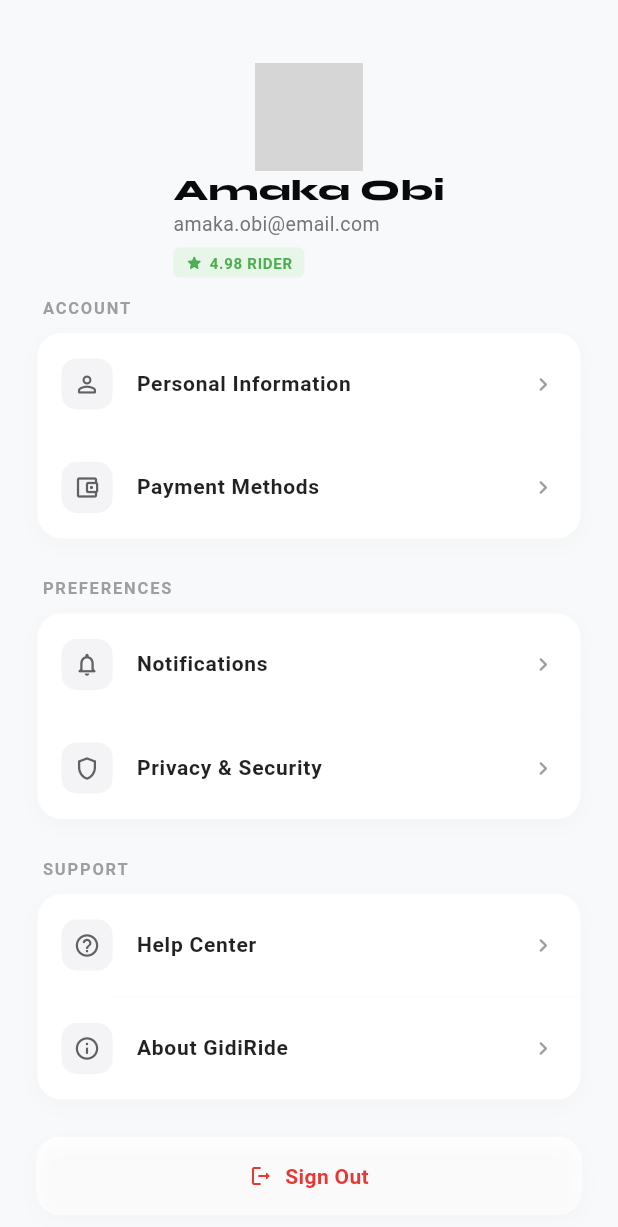
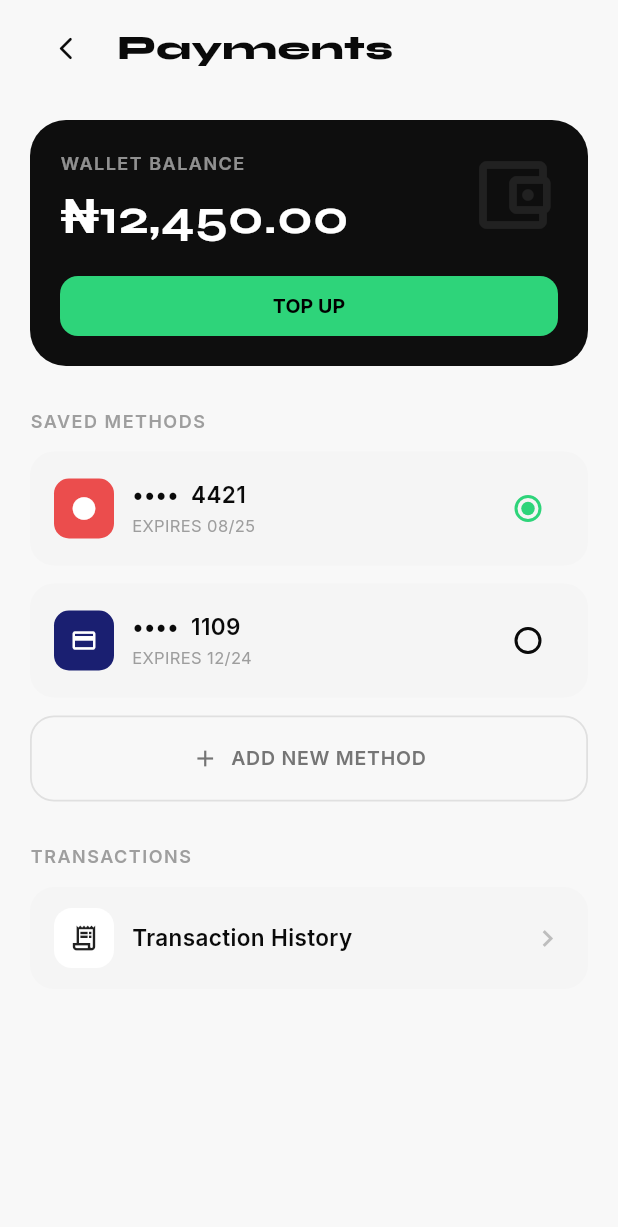
Before and after one commit to Ayooluwa01/EasyRide-MobileApp, a Flutter app: the RiderProfileScreen screen opened directly, after a tap on "Payment Methods", on a phone screen of 412 x 824 dp. Shown: the top 1227 px of the screen. Run offline on Flutter 3.47's test engine with Material 3 defaults, Android fonts, the phone set to English and light mode, and no system bars; drawn by our look-alikes of toastification; our stand-ins replace dio, flutter_dotenv, flutter_riverpod, flutter_secure_storage, geolocator, go_router and 7 more; missing offline and left inert: mapbox_maps_flutter; accounts and stored records are empty; network calls fail; grey boxes are pictures that could not be loaded.

Commit message:
payment method and notification screen done

```diff
--- a/lib/app/router/app_router.dart
+++ b/lib/app/router/app_router.dart
@@ -2,8 +2,10 @@ import 'package:easy_ride/app/shared/bottom_nav.dart';
 import 'package:easy_ride/features/auth/screens/get_started.dart';
 import 'package:easy_ride/features/auth/screens/otp_screen.dart';
 import 'package:easy_ride/features/auth/screens/signup_screen.dart';
+import 'package:easy_ride/features/rider/screens/payment_method.dart';
 import 'package:easy_ride/features/rider/screens/personal_information_screen.dart';
 import 'package:easy_ride/features/rider/screens/rider_home_screen.dart';
+import 'package:easy_ride/features/rider/screens/rider_notification_screen.dart';
 import 'package:easy_ride/features/rider/screens/rider_profile_screen.dart';
 import 'package:easy_ride/features/splash/splash_screen.dart';
 import 'package:go_router/go_router.dart';
@@ -71,5 +73,21 @@ final appRouter = GoRouter(
         return const RiderPersonalInformationScreen();
       },
     ),
+
+    GoRoute(
+      path: RouteNames.riderpaymentinformation,
+      name: 'riderpaymentinformation',
+      builder: (context, state) {
+        return const RiderPaymentMethod();
+      },
+    ),
+
+    GoRoute(
+      path: RouteNames.ridernotification,
+      name: 'ridernotification',
+      builder: (context, state) {
+        return const RiderNotificationSettings();
+      },
+    ),
   ],
 );
--- a/lib/app/router/route_names.dart
+++ b/lib/app/router/route_names.dart
@@ -8,4 +8,6 @@ class RouteNames {
   static const riderhomescreen = '/riderhomescreen';
   static const rider = '/rider';
   static const riderpersonalprofile = '/riderpersonalprofile';
+  static const riderpaymentinformation = '/riderpaymentinformation';
+  static const ridernotification = '/ridernotification';
 }
--- /dev/null
+++ b/lib/features/rider/screens/payment_method.dart
@@ -0,0 +1,345 @@
+import 'package:flutter/material.dart';
+import 'package:go_router/go_router.dart';
+import 'package:google_fonts/google_fonts.dart';
+
+class RiderPaymentMethod extends StatefulWidget {
+  const RiderPaymentMethod({super.key});
+
+  @override
+  State<RiderPaymentMethod> createState() => _RiderPaymentMethodState();
+}
+
+class _RiderPaymentMethodState extends State<RiderPaymentMethod> {
+  String _selectedMethodId = 'mastercard_4421';
+
+  @override
+  Widget build(BuildContext context) {
+    final theme = Theme.of(context);
+    final colorScheme = theme.colorScheme;
+
+    final syneBaseStyle = GoogleFonts.syne(
+      fontSize: 30,
+      height: 1.2,
+      fontWeight: FontWeight.w700,
+    );
+    final interBaseStyle = GoogleFonts.inter();
+
+    return Scaffold(
+      body: SafeArea(
+        child: SingleChildScrollView(
+          padding: const EdgeInsets.symmetric(horizontal: 20, vertical: 8),
+          child: Column(
+            crossAxisAlignment: CrossAxisAlignment.start,
+            children: [
+              // Header
+              Row(
+                children: [
+                  IconButton(
+                    onPressed: () {
+                      if (context.canPop()) context.pop();
+                    },
+                    padding: EdgeInsets.zero,
+                    constraints: const BoxConstraints(),
+                    icon: Icon(
+                      Icons.arrow_back_ios_new_rounded,
+                      color: colorScheme.onSurface,
+                      size: 18,
+                    ),
+                  ),
+                  const SizedBox(width: 10),
+                  Text(
+                    "Payments",
+                    style: syneBaseStyle.copyWith(
+                      fontSize: 22,
+                      fontWeight: FontWeight.w800,
+                    ),
+                  ),
+                ],
+              ),
+
+              const SizedBox(height: 24),
+
+              // Wallet balance card
+              Container(
+                width: double.infinity,
+                padding: const EdgeInsets.all(20),
+                decoration: BoxDecoration(
+                  color: const Color(0xFF0E0E0E),
+                  borderRadius: BorderRadius.circular(24),
+                ),
+                child: Stack(
+                  children: [
+                    Positioned(
+                      right: 0,
+                      top: 0,
+                      child: Icon(
+                        Icons.account_balance_wallet_outlined,
+                        color: Colors.white.withValues(alpha: 0.08),
+                        size: 60,
+                      ),
+                    ),
+                    Column(
+                      crossAxisAlignment: CrossAxisAlignment.start,
+                      children: [
+                        Text(
+                          "WALLET BALANCE",
+                          style: interBaseStyle.copyWith(
+                            fontSize: 12,
+                            fontWeight: FontWeight.w600,
+                            letterSpacing: 1,
+                            color: Colors.white54,
+                          ),
+                        ),
+                        const SizedBox(height: 8),
+                        Text(
+                          "₦12,450.00",
+                          style: syneBaseStyle.copyWith(
+                            fontSize: 32,
+                            color: Colors.white,
+                          ),
+                        ),
+                        const SizedBox(height: 20),
+                        SizedBox(
+                          height: 40,
+                          child: ElevatedButton(
+                            onPressed: () {},
+                            style: ElevatedButton.styleFrom(
+                              backgroundColor: const Color(0xFF2ED47A),
+                              foregroundColor: Colors.black,
+                              elevation: 0,
+                              padding: const EdgeInsets.symmetric(
+                                horizontal: 20,
+                              ),
+                              shape: RoundedRectangleBorder(
+                                borderRadius: BorderRadius.circular(12),
+                              ),
+                            ),
+                            child: Text(
+                              "TOP UP",
+                              style: interBaseStyle.copyWith(
+                                fontSize: 13,
+                                fontWeight: FontWeight.w700,
+                              ),
+                            ),
+                          ),
+                        ),
+                      ],
+                    ),
+                  ],
+                ),
+              ),
+
+              const SizedBox(height: 28),
+
+              Text(
+                "SAVED METHODS",
+                style: interBaseStyle.copyWith(
+                  fontSize: 12,
+                  fontWeight: FontWeight.w600,
+                  letterSpacing: 1,
+                  color: Colors.grey,
+                ),
+              ),
+              const SizedBox(height: 12),
+
+              _PaymentMethodTile(
+                id: 'mastercard_4421',
+                label: '••••  4421',
+                expiry: 'EXPIRES 08/25',
+                cardColor: const Color(0xFFEB4D4D),
+                cardIcon: Icons.circle,
+                isSelected: _selectedMethodId == 'mastercard_4421',
+                onTap: () =>
+                    setState(() => _selectedMethodId = 'mastercard_4421'),
+              ),
+              const SizedBox(height: 12),
+              _PaymentMethodTile(
+                id: 'visa_1109',
+                label: '••••  1109',
+                expiry: 'EXPIRES 12/24',
+                cardColor: const Color(0xFF1A1F71),
+                cardIcon: Icons.credit_card,
+                isSelected: _selectedMethodId == 'visa_1109',
+                onTap: () => setState(() => _selectedMethodId = 'visa_1109'),
+              ),
+              const SizedBox(height: 12),
+
+              InkWell(
+                borderRadius: BorderRadius.circular(16),
+                onTap: () {},
+                child: Container(
+                  width: double.infinity,
+                  padding: const EdgeInsets.symmetric(vertical: 18),
+                  decoration: BoxDecoration(
+                    borderRadius: BorderRadius.circular(16),
+                    border: Border.all(color: Colors.grey.shade300, width: 1.2),
+                  ),
+                  child: Center(
+                    child: Row(
+                      mainAxisSize: MainAxisSize.min,
+                      children: [
+                        Icon(Icons.add, size: 18, color: Colors.grey.shade600),
+                        const SizedBox(width: 8),
+                        Text(
+                          "ADD NEW METHOD",
+                          style: interBaseStyle.copyWith(
+                            fontSize: 13,
+                            fontWeight: FontWeight.w600,
+                            letterSpacing: 0.5,
+                            color: Colors.grey.shade600,
+                          ),
+                        ),
+                      ],
+                    ),
+                  ),
+                ),
+              ),
+
+              const SizedBox(height: 28),
+
+              // Transactions
+              Text(
+                "TRANSACTIONS",
+                style: interBaseStyle.copyWith(
+                  fontSize: 12,
+                  fontWeight: FontWeight.w600,
+                  letterSpacing: 1,
+                  color: Colors.grey,
+                ),
+              ),
+              const SizedBox(height: 12),
+
+              InkWell(
+                borderRadius: BorderRadius.circular(16),
+                onTap: () {},
+                child: Container(
+                  padding: const EdgeInsets.symmetric(
+                    horizontal: 16,
+                    vertical: 14,
+                  ),
+                  decoration: BoxDecoration(
+                    color: Colors.grey.shade100,
+                    borderRadius: BorderRadius.circular(16),
+                  ),
+                  child: Row(
+                    children: [
+                      Container(
+                        width: 40,
+                        height: 40,
+                        decoration: BoxDecoration(
+                          color: Colors.white,
+                          borderRadius: BorderRadius.circular(12),
+                        ),
+                        child: const Icon(
+                          Icons.receipt_long_outlined,
+                          size: 20,
+                          color: Colors.black87,
+                        ),
+                      ),
+                      const SizedBox(width: 12),
+                      Expanded(
+                        child: Text(
+                          "Transaction History",
+                          style: interBaseStyle.copyWith(
+                            fontSize: 15,
+                            fontWeight: FontWeight.w600,
+                          ),
+                        ),
+                      ),
+                      Icon(
+                        Icons.chevron_right,
+                        color: Colors.grey.shade400,
+                        size: 22,
+                      ),
+                    ],
+                  ),
+                ),
+              ),
+
+              const SizedBox(height: 24),
+            ],
+          ),
+        ),
+      ),
+    );
+  }
+}
+
+class _PaymentMethodTile extends StatelessWidget {
+  const _PaymentMethodTile({
+    required this.id,
+    required this.label,
+    required this.expiry,
+    required this.cardColor,
+    required this.cardIcon,
+    required this.isSelected,
+    required this.onTap,
+  });
+
+  final String id;
+  final String label;
+  final String expiry;
+  final Color cardColor;
+  final IconData cardIcon;
+  final bool isSelected;
+  final VoidCallback onTap;
+
+  @override
+  Widget build(BuildContext context) {
+    final interBaseStyle = GoogleFonts.inter();
+
+    return InkWell(
+      borderRadius: BorderRadius.circular(16),
+      onTap: onTap,
+      child: Container(
+        padding: const EdgeInsets.symmetric(horizontal: 16, vertical: 14),
+        decoration: BoxDecoration(
+          color: Colors.grey.shade100,
+          borderRadius: BorderRadius.circular(16),
+        ),
+        child: Row(
+          children: [
+            Container(
+              width: 40,
+              height: 40,
+              decoration: BoxDecoration(
+                color: cardColor,
+                borderRadius: BorderRadius.circular(10),
+              ),
+              child: Icon(cardIcon, color: Colors.white, size: 18),
+            ),
+            const SizedBox(width: 12),
+            Expanded(
+              child: Column(
+                crossAxisAlignment: CrossAxisAlignment.start,
+                children: [
+                  Text(
+                    label,
+                    style: interBaseStyle.copyWith(
+                      fontSize: 15,
+                      fontWeight: FontWeight.w600,
+                    ),
+                  ),
+                  const SizedBox(height: 2),
+                  Text(
+                    expiry,
+                    style: interBaseStyle.copyWith(
+                      fontSize: 11,
+                      color: Colors.grey.shade500,
+                    ),
+                  ),
+                ],
+              ),
+            ),
+            Radio<bool>(
+              value: true,
+              groupValue: isSelected,
+              onChanged: (_) => onTap(),
+              activeColor: const Color(0xFF2ED47A),
+            ),
+          ],
+        ),
+      ),
+    );
+  }
+}
```
Also changed, not shown: lib/features/rider/screens/rider_notification_screen.dart (added, +209 -0 lines), lib/features/rider/screens/rider_profile_screen.dart (+6 -2 lines).
